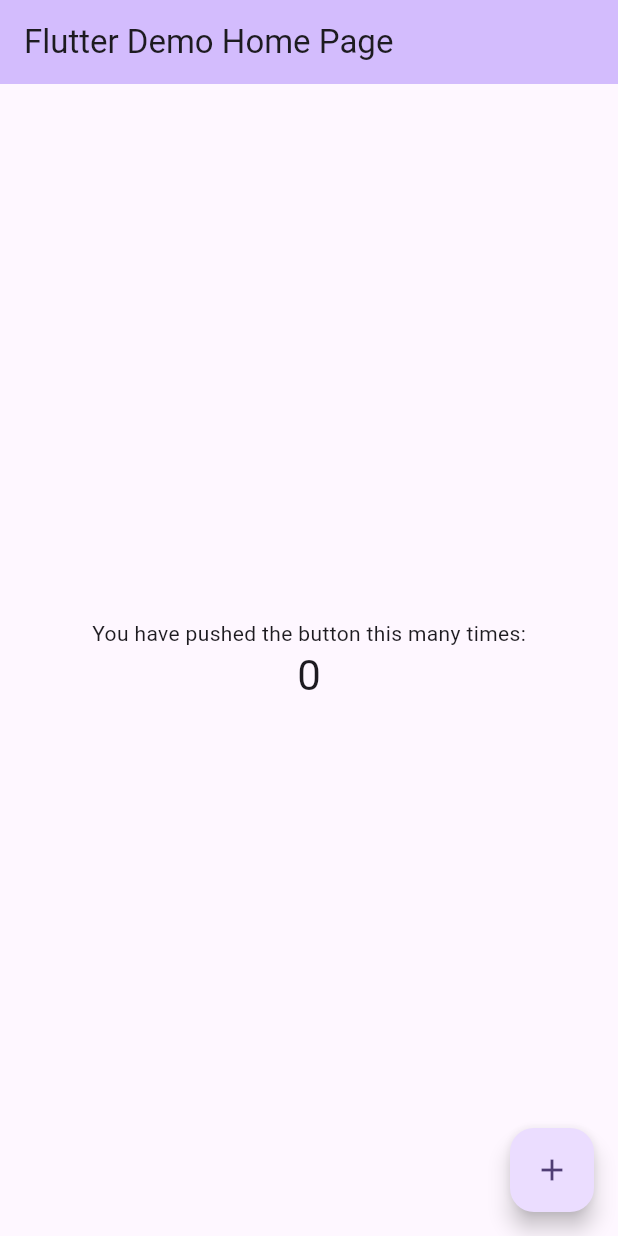
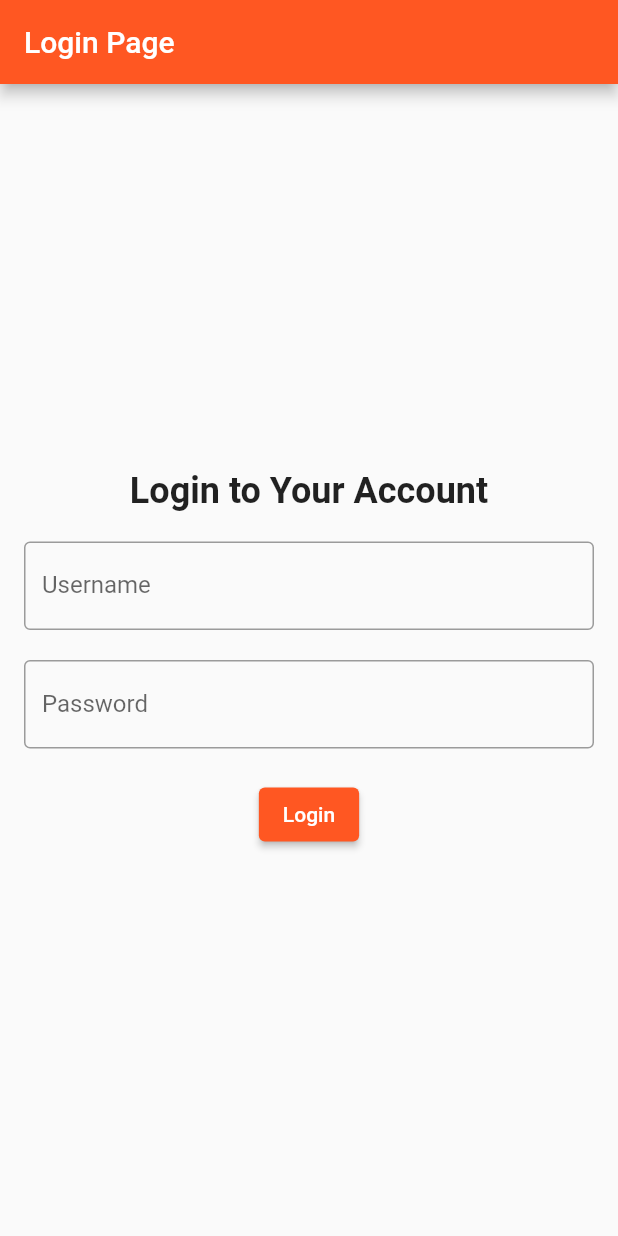
Before and after one commit to treasureNIDHI/Vaayusastra_app, a Flutter app: the screen it shows after launch, on a phone screen of 412 x 824 dp. Run offline on Flutter 3.47's test engine with Material 2 defaults, Android fonts, the phone set to English and light mode, and no system bars.

Commit message:
app started

```diff
--- a/lib/main.dart
+++ b/lib/main.dart
@@ -1,125 +1,100 @@
 import 'package:flutter/material.dart';
+import 'package:flutter/services.dart';
+
 
 void main() {
+   SystemChrome.setSystemUIOverlayStyle(
+    SystemUiOverlayStyle(
+      statusBarColor: const Color.fromARGB(255, 65, 8, 4),
+      systemNavigationBarColor: Color.fromARGB(255, 65, 5, 1),
+    ),
+  );
+
   runApp(const MyApp());
 }
 
 class MyApp extends StatelessWidget {
   const MyApp({super.key});
 
-  // This widget is the root of your application.
   @override
   Widget build(BuildContext context) {
     return MaterialApp(
-      title: 'Flutter Demo',
+      title: 'Login Page',
       theme: ThemeData(
-        // This is the theme of your application.
-        //
-        // TRY THIS: Try running your application with "flutter run". You'll see
-        // the application has a blue toolbar. Then, without quitting the app,
-        // try changing the seedColor in the colorScheme below to Colors.green
-        // and then invoke "hot reload" (save your changes or press the "hot
-        // reload" button in a Flutter-supported IDE, or press "r" if you used
-        // the command line to start the app).
-        //
-        // Notice that the counter didn't reset back to zero; the application
-        // state is not lost during the reload. To reset the state, use hot
-        // restart instead.
-        //
-        // This works for code too, not just values: Most code changes can be
-        // tested with just a hot reload.
-        colorScheme: ColorScheme.fromSeed(seedColor: Colors.deepPurple),
-        useMaterial3: true,
+        primarySwatch: Colors.deepOrange, // Choose your desired primary color
       ),
-      home: const MyHomePage(title: 'Flutter Demo Home Page'),
+      debugShowCheckedModeBanner: false, //to remove the debug banner from the screen
+      home: const LoginPage(),
     );
   }
 }
 
-class MyHomePage extends StatefulWidget {
-  const MyHomePage({super.key, required this.title});
-
-  // This widget is the home page of your application. It is stateful, meaning
-  // that it has a State object (defined below) that contains fields that affect
-  // how it looks.
-
-  // This class is the configuration for the state. It holds the values (in this
-  // case the title) provided by the parent (in this case the App widget) and
-  // used by the build method of the State. Fields in a Widget subclass are
-  // always marked "final".
-
-  final String title;
-
-  @override
-  State<MyHomePage> createState() => _MyHomePageState();
-}
-
-class _MyHomePageState extends State<MyHomePage> {
-  int _counter = 0;
-
-  void _incrementCounter() {
-    setState(() {
-      // This call to setState tells the Flutter framework that something has
-      // changed in this State, which causes it to rerun the build method below
-      // so that the display can reflect the updated values. If we changed
-      // _counter without calling setState(), then the build method would not be
-      // called again, and so nothing would appear to happen.
-      _counter++;
-    });
-  }
+class LoginPage extends StatelessWidget {
+  const LoginPage({super.key});
 
   @override
   Widget build(BuildContext context) {
-    // This method is rerun every time setState is called, for instance as done
-    // by the _incrementCounter method above.
-    //
-    // The Flutter framework has been optimized to make rerunning build methods
-    // fast, so that you can just rebuild anything that needs updating rather
-    // than having to individually change instances of widgets.
     return Scaffold(
       appBar: AppBar(
-        // TRY THIS: Try changing the color here to a specific color (to
-        // Colors.amber, perhaps?) and trigger a hot reload to see the AppBar
-        // change color while the other colors stay the same.
-        backgroundColor: Theme.of(context).colorScheme.inversePrimary,
-        // Here we take the value from the MyHomePage object that was created by
-        // the App.build method, and use it to set our appbar title.
-        title: Text(widget.title),
+        title: const Text('Login Page'),
       ),
       body: Center(
-        // Center is a layout widget. It takes a single child and positions it
-        // in the middle of the parent.
+        child: Padding(
+          padding: const EdgeInsets.all(16.0),
           child: Column(
-          // Column is also a layout widget. It takes a list of children and
-          // arranges them vertically. By default, it sizes itself to fit its
-          // children horizontally, and tries to be as tall as its parent.
-          //
-          // Column has various properties to control how it sizes itself and
-          // how it positions its children. Here we use mainAxisAlignment to
-          // center the children vertically; the main axis here is the vertical
-          // axis because Columns are vertical (the cross axis would be
-          // horizontal).
-          //
-          // TRY THIS: Invoke "debug painting" (choose the "Toggle Debug Paint"
-          // action in the IDE, or press "p" in the console), to see the
-          // wireframe for each widget.
             mainAxisAlignment: MainAxisAlignment.center,
             children: <Widget>[
               const Text(
-              'You have pushed the button this many times:',
+                'Login to Your Account',
+                style: TextStyle(fontSize: 24, fontWeight: FontWeight.bold),
               ),
-            Text(
-              '$_counter',
-              style: Theme.of(context).textTheme.headlineMedium,
+              SizedBox(height: 20),
+              TextFormField(
+                decoration: InputDecoration(
+                  labelText: 'Username',
+                  border: OutlineInputBorder(),
+                ),
+              ),
+              SizedBox(height: 20),
+              TextFormField(
+                obscureText: true,
+                decoration: InputDecoration(
+                  labelText: 'Password',
+                  border: OutlineInputBorder(),
+                ),
+              ),
+              SizedBox(height: 20),
+              ElevatedButton(
+                onPressed: () {
+                  // Add your authentication logic here
+                  // For demonstration purposes, let's just navigate to a dummy home page
+                  Navigator.push(
+                    context,
+                    MaterialPageRoute(builder: (context) => const HomePage()),
+                  );
+                },
+                child: const Text('Login'),
               ),
             ],
           ),
         ),
-      floatingActionButton: FloatingActionButton(
-        onPressed: _incrementCounter,
-        tooltip: 'Increment',
-        child: const Icon(Icons.add),
-      ), // This trailing comma makes auto-formatting nicer for build methods.
+      ),
     );
   }
 }
+
+class HomePage extends StatelessWidget {
+  const HomePage({super.key});
+
+  @override
+  Widget build(BuildContext context) {
+    return Scaffold(
+      appBar: AppBar(
+        title: const Text('Home Page'),
+      ),
+      body: Center(
+        child: const Text('Welcome to the Home Page!'),
+      ),
+    );
+  }
+}
```
Also changed, not shown: lib/animation.dart (added), lib/courses.dart (added), lib/splash_screen.dart (added), 2 other files. Lines whose indentation alone changed are shown as unchanged.
